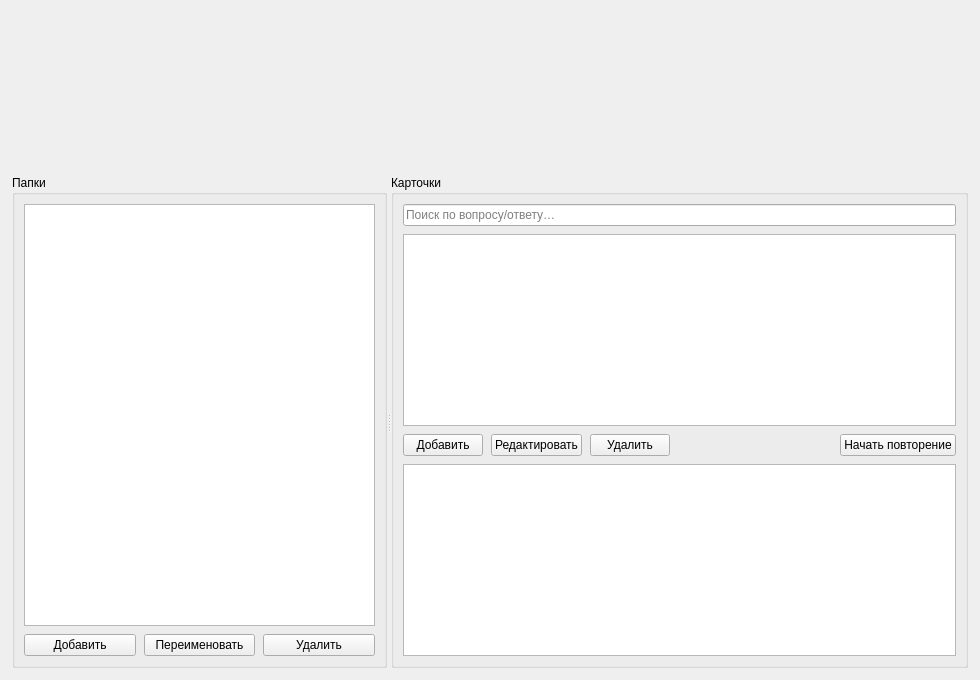
mrggrmexe/Rewise, file rewise-app/src/ui/pages/LibraryPage.ui: the form before one commit.
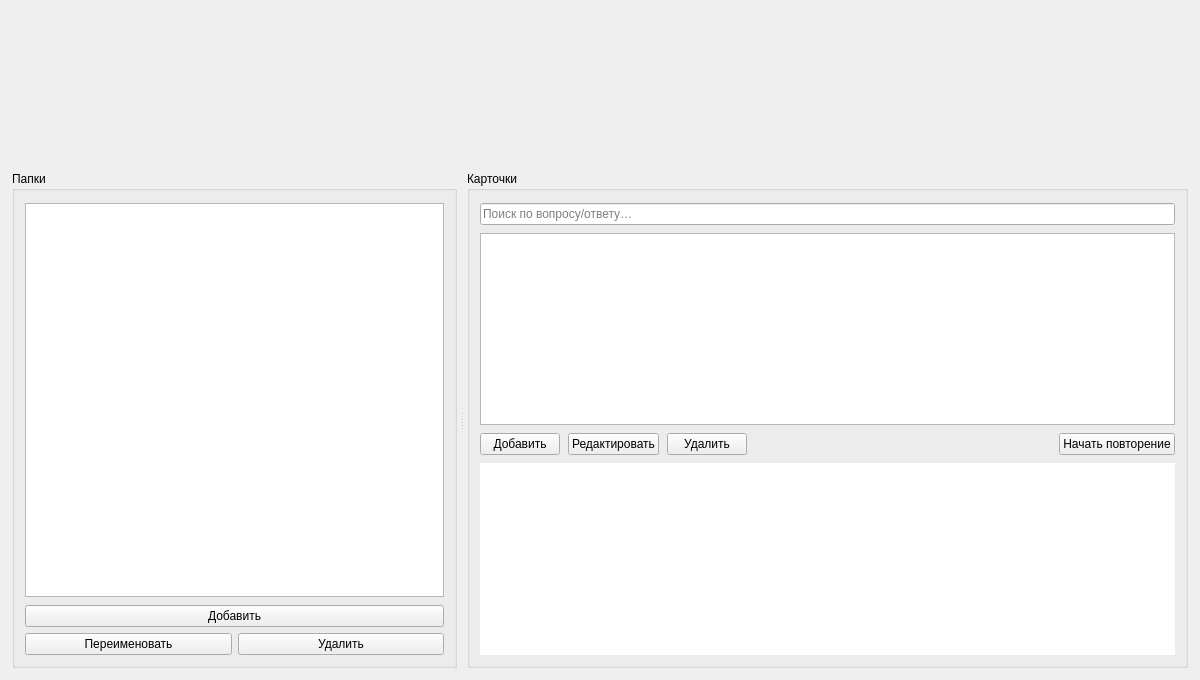
The form after the commit.

```diff
--- a/rewise-app/src/ui/pages/LibraryPage.ui
+++ b/rewise-app/src/ui/pages/LibraryPage.ui
@@ -6,7 +6,7 @@
    <rect>
     <x>0</x>
     <y>0</y>
-    <width>980</width>
+    <width>1200</width>
     <height>680</height>
    </rect>
   </property>
@@ -36,16 +36,20 @@
 
    <item>
     <widget class="QSplitter" name="splitterMain">
-     <property name="orientation">
-      <enum>Qt::Horizontal</enum>
-     </property>
+     <property name="orientation"><enum>Qt::Horizontal</enum></property>
+     <property name="childrenCollapsible"><bool>false</bool></property>
+     <property name="handleWidth"><number>10</number></property>
+     <property name="opaqueResize"><bool>true</bool></property>
 
      <!-- LEFT: folders -->
      <widget class="QGroupBox" name="gbFolders">
-      <property name="title">
-       <string>Папки</string>
-      </property>
+      <property name="minimumSize"><size><width>260</width><height>0</height></size></property>
+      <property name="title"><string>Папки</string></property>
       <layout class="QVBoxLayout" name="foldersLayout">
+       <property name="leftMargin"><number>10</number></property>
+       <property name="topMargin"><number>12</number></property>
+       <property name="rightMargin"><number>10</number></property>
+       <property name="bottomMargin"><number>10</number></property>
        <property name="spacing"><number>8</number></property>
 
        <item>
@@ -57,24 +61,27 @@
        </item>
 
        <item>
-        <layout class="QHBoxLayout" name="foldersButtonsRow">
-         <item>
+        <layout class="QGridLayout" name="foldersButtonsGrid">
+         <property name="horizontalSpacing"><number>6</number></property>
+         <property name="verticalSpacing"><number>6</number></property>
+         <item row="0" column="0" colspan="2">
           <widget class="QPushButton" name="btnAddFolder">
            <property name="text"><string>Добавить</string></property>
           </widget>
          </item>
-         <item>
+         <item row="1" column="0">
           <widget class="QPushButton" name="btnRenameFolder">
            <property name="text"><string>Переименовать</string></property>
           </widget>
          </item>
-         <item>
+         <item row="1" column="1">
           <widget class="QPushButton" name="btnDeleteFolder">
            <property name="text"><string>Удалить</string></property>
           </widget>
          </item>
         </layout>
        </item>
+
       </layout>
      </widget>
 
@@ -84,32 +91,35 @@
        <string>Карточки</string>
       </property>
       <layout class="QVBoxLayout" name="cardsLayout">
+       <property name="leftMargin"><number>10</number></property>
+       <property name="topMargin"><number>12</number></property>
+       <property name="rightMargin"><number>10</number></property>
+       <property name="bottomMargin"><number>10</number></property>
        <property name="spacing"><number>8</number></property>
 
        <item>
         <widget class="QLineEdit" name="leSearch">
-         <property name="placeholderText">
-          <string>Поиск по вопросу/ответу…</string>
-         </property>
+         <property name="placeholderText"><string>Поиск по вопросу/ответу…</string></property>
+         <property name="clearButtonEnabled"><bool>true</bool></property>
         </widget>
        </item>
 
        <item>
         <widget class="QTableView" name="tvCards">
-         <property name="selectionBehavior">
-          <enum>QAbstractItemView::SelectRows</enum>
+         <property name="selectionBehavior"><enum>QAbstractItemView::SelectRows</enum></property>
+         <property name="selectionMode"><enum>QAbstractItemView::SingleSelection</enum></property>
+         <property name="sortingEnabled"><bool>true</bool></property>
+         <property name="showGrid"><bool>false</bool></property>
+         <property name="editTriggers">
+          <set>QAbstractItemView::NoEditTriggers</set>
          </property>
-         <property name="selectionMode">
-          <enum>QAbstractItemView::SingleSelection</enum>
-         </property>
-         <property name="sortingEnabled">
-          <bool>true</bool>
-         </property>
+         <property name="alternatingRowColors"><bool>false</bool></property>
         </widget>
        </item>
 
        <item>
         <layout class="QHBoxLayout" name="cardsButtonsRow">
+         <property name="spacing"><number>8</number></property>
          <item>
           <widget class="QPushButton" name="btnAddCard">
            <property name="text"><string>Добавить</string></property>
@@ -143,10 +153,9 @@
 
        <item>
         <widget class="QTextBrowser" name="tbPreview">
-         <property name="minimumSize">
-          <size><width>0</width><height>140</height></size>
-         </property>
+         <property name="minimumSize"><size><width>0</width><height>160</height></size></property>
          <property name="openExternalLinks"><bool>false</bool></property>
+         <property name="frameShape"><enum>QFrame::NoFrame</enum></property>
         </widget>
        </item>
       </layout>
```
Left out of the diff: 29 changed lines with no effect on the pictures.
